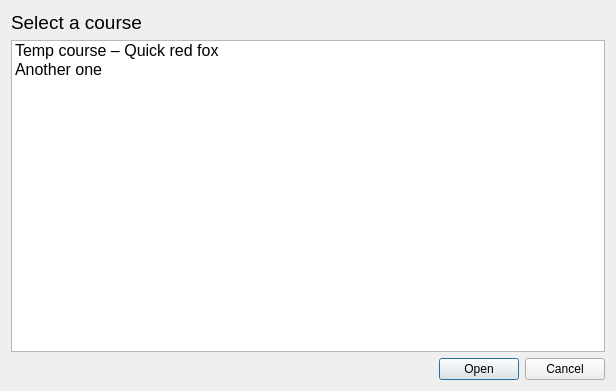
Sucharek233/ATFinQt, file courses.ui: the form before one commit.
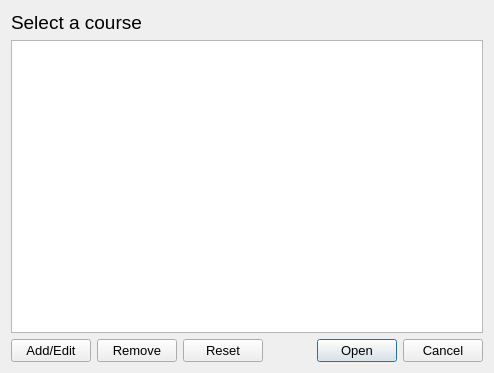
The form after the commit.

Diff of the .ui file:
```diff
--- a/courses.ui
+++ b/courses.ui
@@ -6,15 +6,69 @@
    <rect>
     <x>0</x>
     <y>0</y>
-    <width>616</width>
-    <height>391</height>
+    <width>494</width>
+    <height>373</height>
    </rect>
   </property>
   <property name="windowTitle">
    <string>Course selector</string>
   </property>
   <layout class="QGridLayout" name="gridLayout">
-   <item row="0" column="0">
+   <item row="2" column="3">
+    <widget class="QDialogButtonBox" name="buttonBox">
+     <property name="font">
+      <font>
+       <pointsize>10</pointsize>
+      </font>
+     </property>
+     <property name="orientation">
+      <enum>Qt::Horizontal</enum>
+     </property>
+     <property name="standardButtons">
+      <set>QDialogButtonBox::Cancel|QDialogButtonBox::Open</set>
+     </property>
+    </widget>
+   </item>
+   <item row="2" column="0">
+    <widget class="QPushButton" name="pushButton_Add">
+     <property name="font">
+      <font>
+       <pointsize>10</pointsize>
+      </font>
+     </property>
+     <property name="text">
+      <string>Add/Edit</string>
+     </property>
+    </widget>
+   </item>
+   <item row="2" column="1">
+    <widget class="QPushButton" name="pushButton_Remove">
+     <property name="font">
+      <font>
+       <pointsize>10</pointsize>
+      </font>
+     </property>
+     <property name="text">
+      <string>Remove</string>
+     </property>
+    </widget>
+   </item>
+   <item row="1" column="0" colspan="4">
+    <widget class="QListWidget" name="listWidget">
+     <property name="font">
+      <font>
+       <pointsize>12</pointsize>
+      </font>
+     </property>
+     <property name="isWrapping" stdset="0">
+      <bool>false</bool>
+     </property>
+     <property name="sortingEnabled">
+      <bool>false</bool>
+     </property>
+    </widget>
+   </item>
+   <item row="0" column="0" colspan="4">
     <widget class="QLabel" name="label">
      <property name="sizePolicy">
       <sizepolicy hsizetype="Expanding" vsizetype="Fixed">
@@ -35,38 +89,15 @@
      </property>
     </widget>
    </item>
-   <item row="1" column="0">
-    <widget class="QListWidget" name="listWidget">
+   <item row="2" column="2">
+    <widget class="QPushButton" name="pushButton_Reset">
      <property name="font">
       <font>
-       <pointsize>12</pointsize>
+       <pointsize>10</pointsize>
       </font>
      </property>
-     <property name="isWrapping" stdset="0">
-      <bool>false</bool>
-     </property>
-     <property name="sortingEnabled">
-      <bool>false</bool>
-     </property>
-     <item>
-      <property name="text">
-       <string>Temp course – Quick red fox</string>
-      </property>
-     </item>
-     <item>
-      <property name="text">
-       <string>Another one</string>
-      </property>
-     </item>
-    </widget>
-   </item>
-   <item row="2" column="0">
-    <widget class="QDialogButtonBox" name="buttonBox">
-     <property name="orientation">
-      <enum>Qt::Horizontal</enum>
-     </property>
-     <property name="standardButtons">
-      <set>QDialogButtonBox::Cancel|QDialogButtonBox::Open</set>
+     <property name="text">
+      <string>Reset</string>
      </property>
     </widget>
    </item>
```
